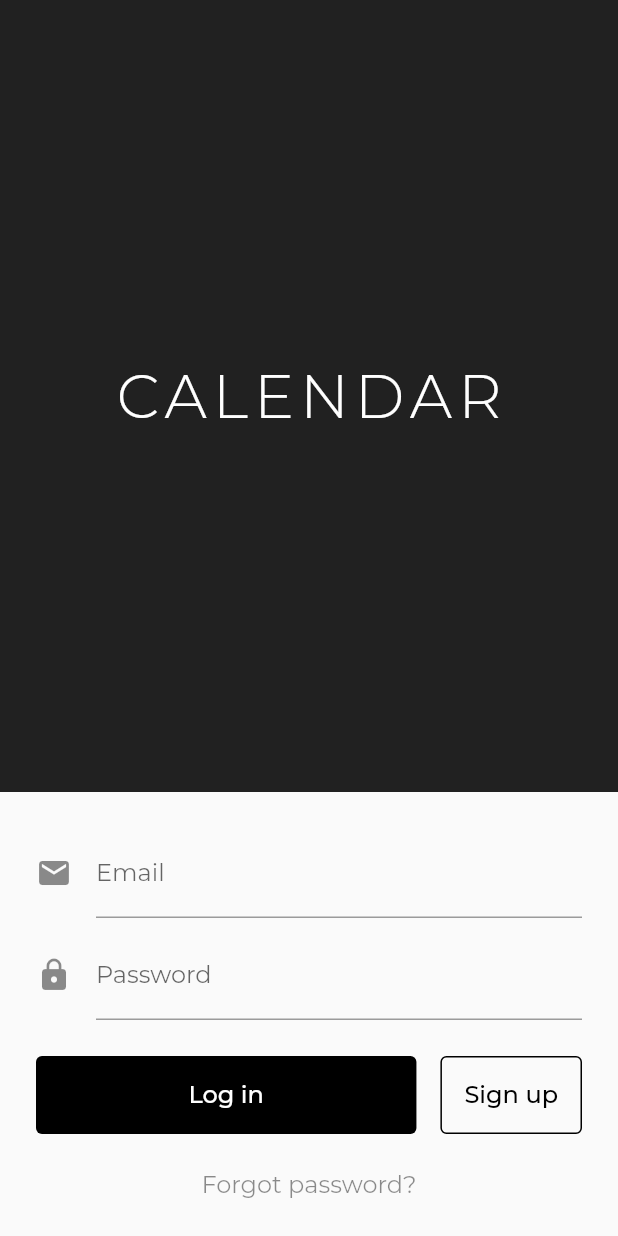
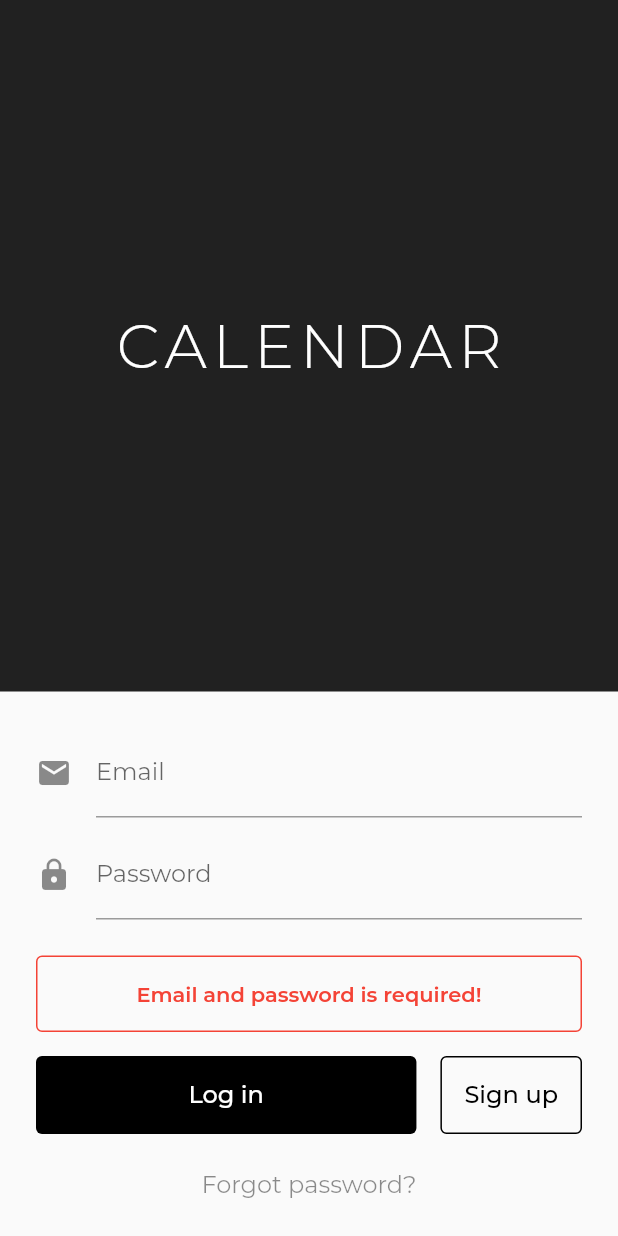
Before and after one commit to svenhartz/calendar, a Flutter app: the screen it shows after launch, after a tap on "Sign up", on a phone screen of 412 x 824 dp. Run offline on Flutter 3.47's test engine with Material 2 defaults, Android fonts, the phone set to English and light mode, and no system bars; our stand-ins replace table_calendar.

Commit message:
Add error handling into login screen (issue #5)

```diff
--- a/lib/constants.dart
+++ b/lib/constants.dart
@@ -23,6 +23,18 @@ const kHeadlineDrawer = TextStyle(
   fontSize: 20.0,
 );
 
+const kH2Drawer = TextStyle(
+  color: Colors.black,
+  fontWeight: FontWeight.w300,
+  fontSize: 20.0,
+);
+
+const kH1 = TextStyle(
+  color: Colors.black,
+  fontWeight: FontWeight.w300,
+  fontSize: 24.0,
+);
+
 const kPrimaryButtonText = TextStyle(
   color: Colors.white,
   fontFamily: 'Montserrat',
@@ -38,6 +50,11 @@ const kSecondaryButtonText = TextStyle(
 const kTextButton = TextStyle(
   color: Colors.black45,
   fontSize: 16.0,
+);
+
+const kErrorMessage = TextStyle(
+  color: Colors.red,
+  fontWeight: FontWeight.w600,
 );
 
 //calendar styles
--- a/lib/data.dart
+++ b/lib/data.dart
@@ -1,6 +1,14 @@
 import 'package:flutter/material.dart';
 
 class Data extends ChangeNotifier {
+  String email;
+  bool firstLogin = true;
+  Map <String,String> users = {
+    'mail@sven.com': '123',
+    'mail@elonmusk.com': '666',
+  };
+
+
   Map<DateTime, List> events = {
     DateTime.now().subtract(Duration(days: 30)): [
       'Event A0',
@@ -18,4 +26,35 @@ class Data extends ChangeNotifier {
     notifyListeners();
     print(events);
   }
+
+  void setEmail(String email) {
+    this.email = email;
+  }
+
+  bool auth(String email, String password){
+    if(email != '' && email != null && password != '' && password != null){
+      if ([email] != null && users[email] == password){
+        return true;
+      }
+      return false;
+    }
+  }
+
+  bool signup(String email, String password){
+    if(email != '' && email != null && password != '' && password != null){
+      if (userNameAvailable(email)){
+        users[email] = password;
+        return true;
+      }
+    }
+    return false;
+  }
+
+  //db check if user exists
+  bool userNameAvailable(String user){
+    if(users[user]==null){
+      return true;
+    }
+    return false;
+  }
 }
--- a/lib/main.dart
+++ b/lib/main.dart
@@ -1,3 +1,4 @@
+import 'package:calendar_app/screens/add_calendar.dart';
 import 'package:calendar_app/screens/add_event.dart';
 import 'package:flutter/material.dart';
 import 'package:calendar_app/screens/login.dart';
@@ -29,6 +30,7 @@ class MyApp extends StatelessWidget {
         routes: {
           '/': (context) => Login(),
           '/addEvent': (context) => AddEvent(),
+          '/addCalendar': (context) => AddCalendar(),
         },
         onGenerateRoute: (settings) {
           if (settings.name == '/home') {
--- a/lib/screens/add_event.dart
+++ b/lib/screens/add_event.dart
@@ -16,6 +16,7 @@ class _AddEvent extends State<AddEvent> {
   final startTimeController = TextEditingController();
   final endTimeController = TextEditingController();
   DateTime date;
+  DateTime today = DateTime.now();
   String eventName, startTime, endTime;
 
   @override
@@ -28,7 +29,6 @@ class _AddEvent extends State<AddEvent> {
     super.dispose();
   }
 
-  DateTime today = DateTime.now();
   @override
   Widget build(BuildContext context) {
     return Scaffold(
--- a/lib/screens/login.dart
+++ b/lib/screens/login.dart
@@ -1,11 +1,9 @@
 import 'package:flutter/cupertino.dart';
 import 'package:flutter/material.dart';
 import 'package:calendar_app/constants.dart';
+import 'package:provider/provider.dart';
+import 'package:calendar_app/data.dart';
 import 'home.dart';
-
-var users = {
-  'mail@sven.com': '123',
-};
 
 class Login extends StatefulWidget {
   @override
@@ -13,10 +11,10 @@ class Login extends StatefulWidget {
 }
 
 class _Login extends State<Login> {
-  bool authentication = false;
   FocusNode emailFN = new FocusNode();
   final emailController = TextEditingController();
   final passwordController = TextEditingController();
+  String errorMessage = '';
 
   @override
   void dispose() {
@@ -45,6 +43,7 @@ class _Login extends State<Login> {
           Padding(
             padding: const EdgeInsets.all(24.0),
             child: Column(
+              crossAxisAlignment: CrossAxisAlignment.stretch,
               children: [
                 TextFormField(
                   controller: emailController,
@@ -65,6 +64,22 @@ class _Login extends State<Login> {
                   obscureText: true,
                 ),
                 kVerticalSpacer24,
+                if(errorMessage != '') Container(
+                  child: Center(
+                    child: Text(
+                      errorMessage ?? '',
+                      style: kErrorMessage,
+                    ),
+                  ),
+                  padding: EdgeInsets.all(16.0),
+                  decoration: new BoxDecoration(
+                    border: Border.all(
+                      color: Colors.red,
+                    ),
+                    borderRadius: new BorderRadius.circular(4.0),
+                  ),
+                ),
+                if(errorMessage != '') kVerticalSpacer16,
                 Row(
                   mainAxisAlignment: MainAxisAlignment.spaceBetween,
                   mainAxisSize: MainAxisSize.max,
@@ -103,9 +118,11 @@ class _Login extends State<Login> {
                   ],
                 ),
                 kVerticalSpacer24,
-                Text(
-                  'Forgot password?',
-                  style: kTextButton,
+                Center(
+                  child: Text(
+                    'Forgot password?',
+                    style: kTextButton,
+                  ),
                 ),
               ],
             ),
@@ -116,26 +133,46 @@ class _Login extends State<Login> {
   }
 
   void auth(String email, String password) {
-    // UI error handling
-    // email and password mustn't be null
-    print(users);
-    // db call
     print('email: ' + email + ' , password:' + password);
-    if (users[email] != null && users[email] == password) {
-      // with username
-      Navigator.pushNamed(context, '/home', arguments: Home(title: email),);
-      print('Authentication successful');
+
+    if (Provider.of<Data>(context, listen: false).auth(email, password)) {
+      Provider.of<Data>(context, listen: false).setEmail(email);
+      if(Provider.of<Data>(context, listen: false).firstLogin){
+        Navigator.pushNamed(
+          context,
+          '/addCalendar',
+
+        );
+        Provider.of<Data>(context, listen: false).firstLogin = false;
+      }else{
+        Navigator.pushNamed(
+          context,
+          '/home',
+          arguments: Home(
+              title:
+              Provider.of<Data>(context, listen: false).email),
+        );
+      }
     } else {
-      print('Authentication failed');
+      showErrorMessage('Authentication failed');
     }
   }
 
   void signup(String email, String password) {
-    if (users[email] == null) {
-      users[email] = password;
-      print('Sign up successful');
+    if(email == '' || password == ''){
+      showErrorMessage('Email and password is required!');
+      return;
+    }
+
+    if (Provider.of<Data>(context, listen: false).signup(email, password)) {
     } else {
-      print('Sign up failed');
+      showErrorMessage('Sign up failed');
     }
   }
+
+  void showErrorMessage(String message) {
+    setState(() {
+      errorMessage = message;
+    });
+  }
 }
```
Also changed, not shown: lib/screens/add_calendar.dart (added, +122 -0 lines), lib/screens/home.dart (+19 -0 lines).
